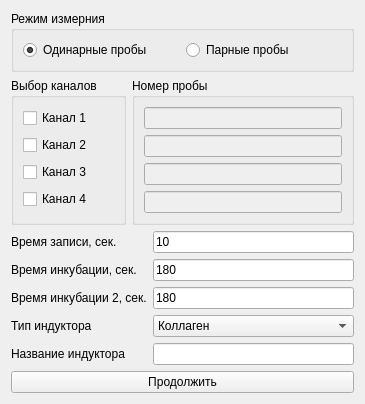
Qt form startmeasurment.ui (krang4d/Agrekola) before a commit.
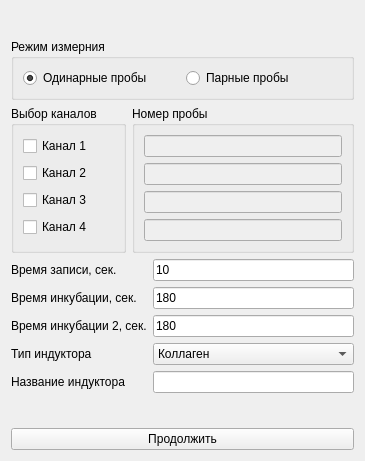
The same form after that commit.

```diff
--- a/startmeasurment.ui
+++ b/startmeasurment.ui
@@ -7,7 +7,7 @@
     <x>0</x>
     <y>0</y>
     <width>365</width>
-    <height>382</height>
+    <height>461</height>
    </rect>
   </property>
   <property name="sizePolicy">
```
